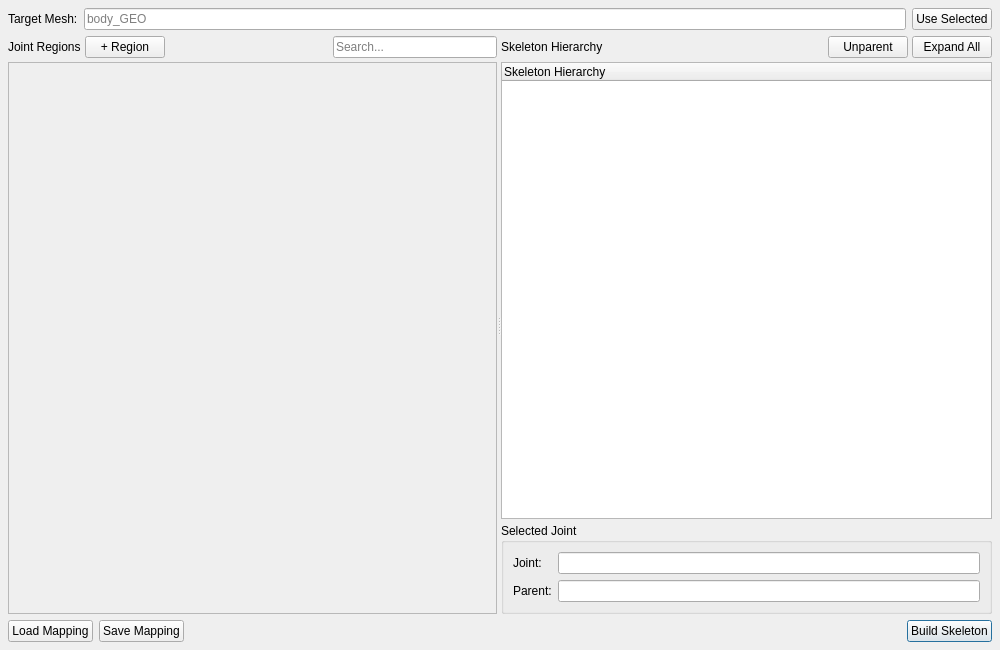
The window that maya/python/pipe/library/tools/skeleton_mapper/ui/skeleton_mapper.ui (SnoPants/ds_studio_pip) describes before a commit, drawn with Qt 5.
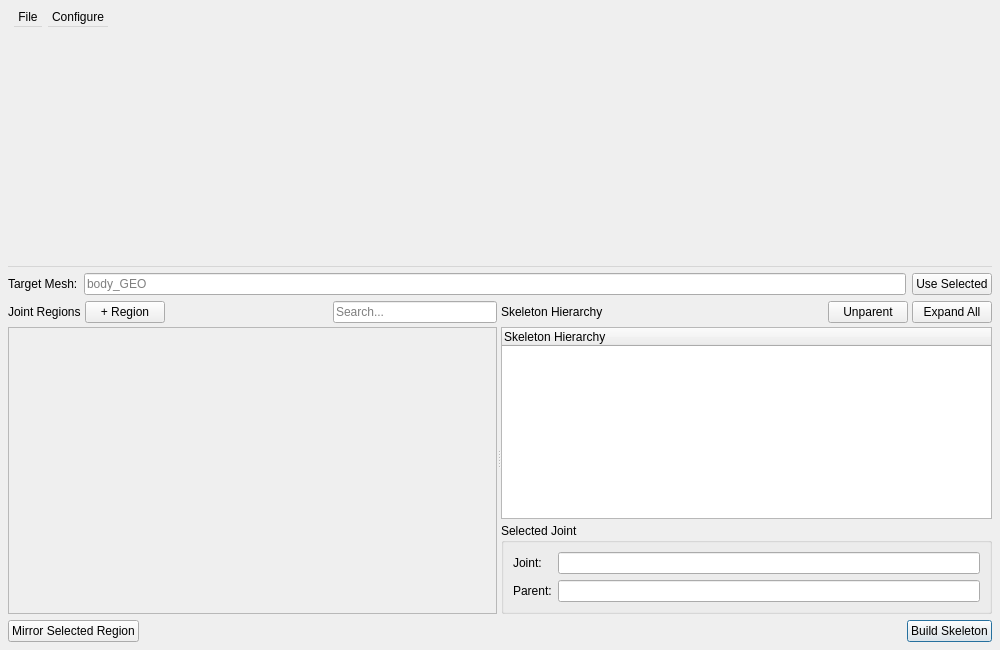
The same window after the commit.

Commit message: adding skeleton implementation (intial)

What changed in the file:
```diff
--- a/maya/python/pipe/library/tools/skeleton_mapper/ui/skeleton_mapper.ui
+++ b/maya/python/pipe/library/tools/skeleton_mapper/ui/skeleton_mapper.ui
@@ -9,6 +9,20 @@
    <property name="spacing"><number>6</number></property>
    <property name="leftMargin"><number>8</number></property><property name="topMargin"><number>8</number></property>
    <property name="rightMargin"><number>8</number></property><property name="bottomMargin"><number>8</number></property>
+   <item><widget class="QMenuBar" name="menu_bar">
+    <property name="nativeMenuBar"><bool>false</bool></property>
+    <widget class="QMenu" name="file_menu">
+     <property name="title"><string>File</string></property>
+     <addaction name="load_mapping_action"/>
+     <addaction name="save_mapping_action"/>
+    </widget>
+    <widget class="QMenu" name="configure_menu">
+     <property name="title"><string>Configure</string></property>
+     <addaction name="mirror_configuration_action"/>
+    </widget>
+    <addaction name="file_menu"/>
+    <addaction name="configure_menu"/>
+   </widget></item>
    <item><layout class="QHBoxLayout" name="mesh_layout">
     <item><widget class="QLabel" name="target_mesh_label"><property name="text"><string>Target Mesh:</string></property></widget></item>
     <item><widget class="QLineEdit" name="mesh_field"><property name="placeholderText"><string>body_GEO</string></property></widget></item>
@@ -67,8 +81,7 @@
     </layout></widget>
    </widget></item>
    <item><layout class="QHBoxLayout" name="bottom_layout">
-    <item><widget class="QPushButton" name="load_button"><property name="text"><string>Load Mapping</string></property></widget></item>
-    <item><widget class="QPushButton" name="save_button"><property name="text"><string>Save Mapping</string></property></widget></item>
+    <item><widget class="QPushButton" name="mirror_region_button"><property name="text"><string>Mirror Selected Region</string></property></widget></item>
     <item><spacer name="bottom_spacer"><property name="orientation"><enum>Qt::Horizontal</enum></property><property name="sizeHint" stdset="0"><size><width>40</width><height>20</height></size></property></spacer></item>
     <item><widget class="QPushButton" name="build_button"><property name="text"><string>Build Skeleton</string></property><property name="default"><bool>true</bool></property></widget></item>
    </layout></item>
```
Left out of the diff: 3 changed lines with no effect on the pictures. The commit also changes 3 other files.
